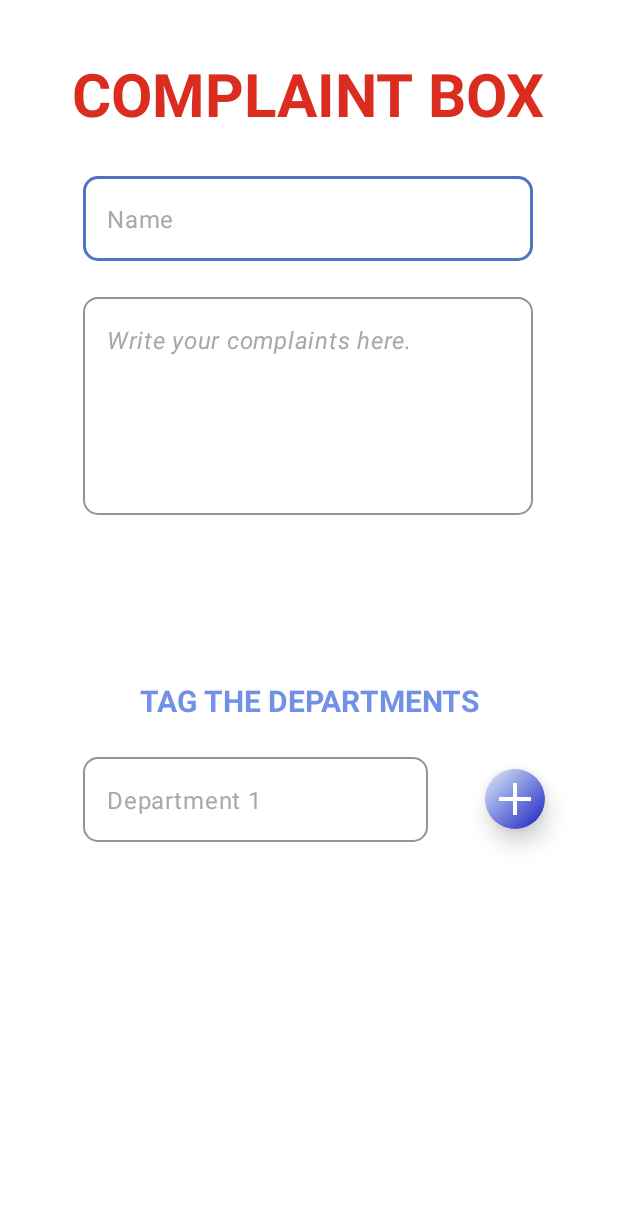
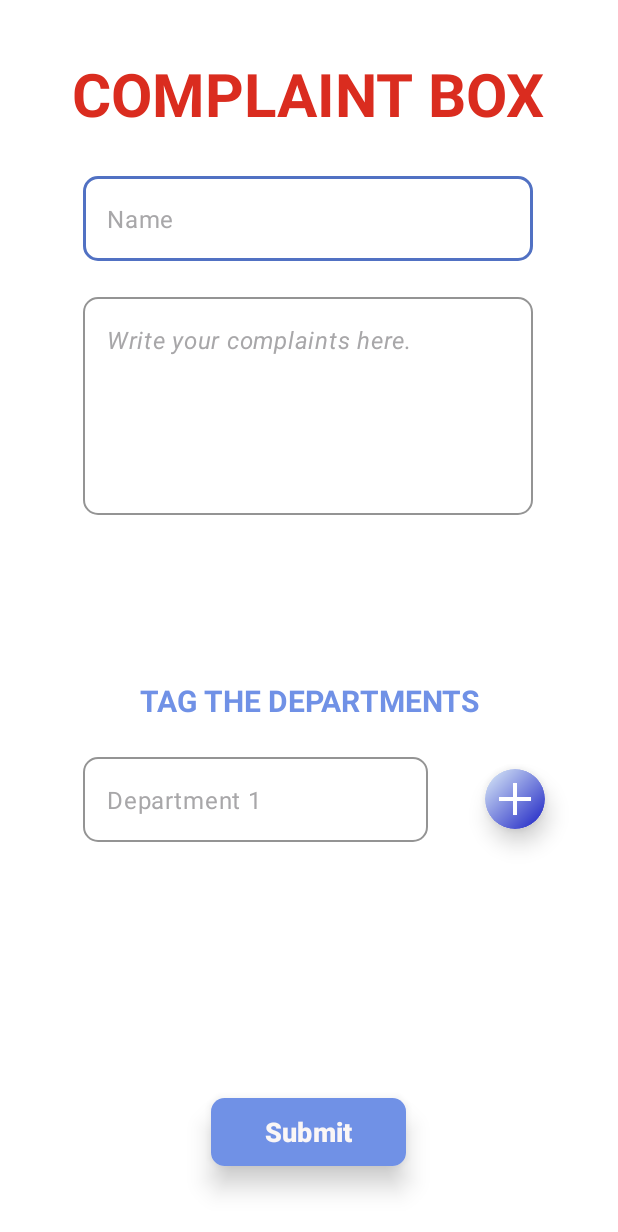
Before and after one commit to monotoshghosh/SyncCity, an Android app: the screen it shows after launch (ComplaintBoxScreen), after a tap on "Complaint Box", on a phone screen of 412 x 824 dp. Shown: the top 1232 px of the screen. Run offline under Robolectric (Android 15) with nearby library versions, the phone set to English and light mode, and no system bars.

Commit message:
Complain Box -> Submit Btn Added

```diff
--- a/app/src/main/java/com/monotoshghosh/synccity/MainActivity.kt
+++ b/app/src/main/java/com/monotoshghosh/synccity/MainActivity.kt
@@ -50,7 +50,6 @@ class MainActivity : AppCompatActivity() {
         binding.complainBoxBtn.setOnClickListener {
             intent = Intent(this,ComplaintBoxScreen::class.java)
             startActivity(intent)
-            Toast.makeText(this, "I'm Still Woriking...", Toast.LENGTH_SHORT).show()
         }
 
 
--- a/app/src/main/res/layout/activity_complaint_box_screen.xml
+++ b/app/src/main/res/layout/activity_complaint_box_screen.xml
@@ -5,18 +5,18 @@
     android:id="@+id/main"
     android:layout_width="match_parent"
     android:layout_height="match_parent"
-    tools:context=".ComplaintBoxScreen"
-    android:background="@color/white">
+    android:background="@color/white"
+    tools:context=".ComplaintBoxScreen">
 
     <TextView
         android:id="@+id/textView"
         android:layout_width="wrap_content"
         android:layout_height="wrap_content"
+        android:layout_marginTop="35dp"
         android:text="COMPLAINT BOX"
         android:textColor="#DA2C1F"
         android:textSize="40dp"
         android:textStyle="bold"
-        android:layout_marginTop="35dp"
         app:layout_constraintBottom_toBottomOf="parent"
         app:layout_constraintEnd_toEndOf="parent"
         app:layout_constraintHorizontal_bias="0.494"
@@ -163,5 +163,34 @@
 
     </androidx.cardview.widget.CardView>
 
+    <androidx.cardview.widget.CardView
+        android:layout_width="wrap_content"
+        android:layout_height="45dp"
+        android:layout_gravity="center_horizontal"
+        android:backgroundTint="@color/white"
+        app:cardCornerRadius="9dp"
+        app:cardElevation="10dp"
+        app:layout_constraintBottom_toBottomOf="parent"
+        app:layout_constraintEnd_toEndOf="parent"
+        app:layout_constraintHorizontal_bias="0.498"
+        app:layout_constraintStart_toStartOf="parent"
+        app:layout_constraintTop_toBottomOf="@+id/textInputLayout"
+        app:layout_constraintVertical_bias="0.785">
+
+        <Button
+            android:id="@+id/submitBtnCompBox"
+            android:layout_width="130dp"
+            android:layout_height="45dp"
+            android:layout_gravity="center_horizontal"
+            android:background="@color/c2"
+            android:gravity="center"
+            android:text="Submit"
+            android:textColor="#FAF6F6"
+            android:textSize="18dp"
+            android:textStyle="bold"
+            app:backgroundTint="@null" />
+
+    </androidx.cardview.widget.CardView>
+
 
 </androidx.constraintlayout.widget.ConstraintLayout>
```
